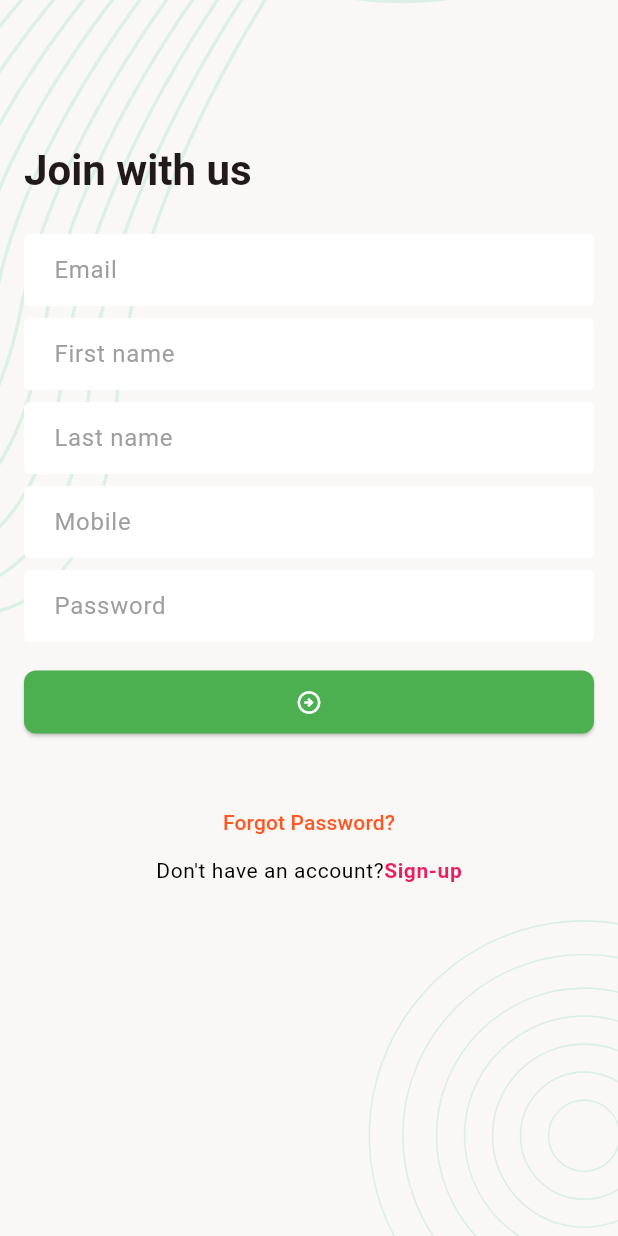
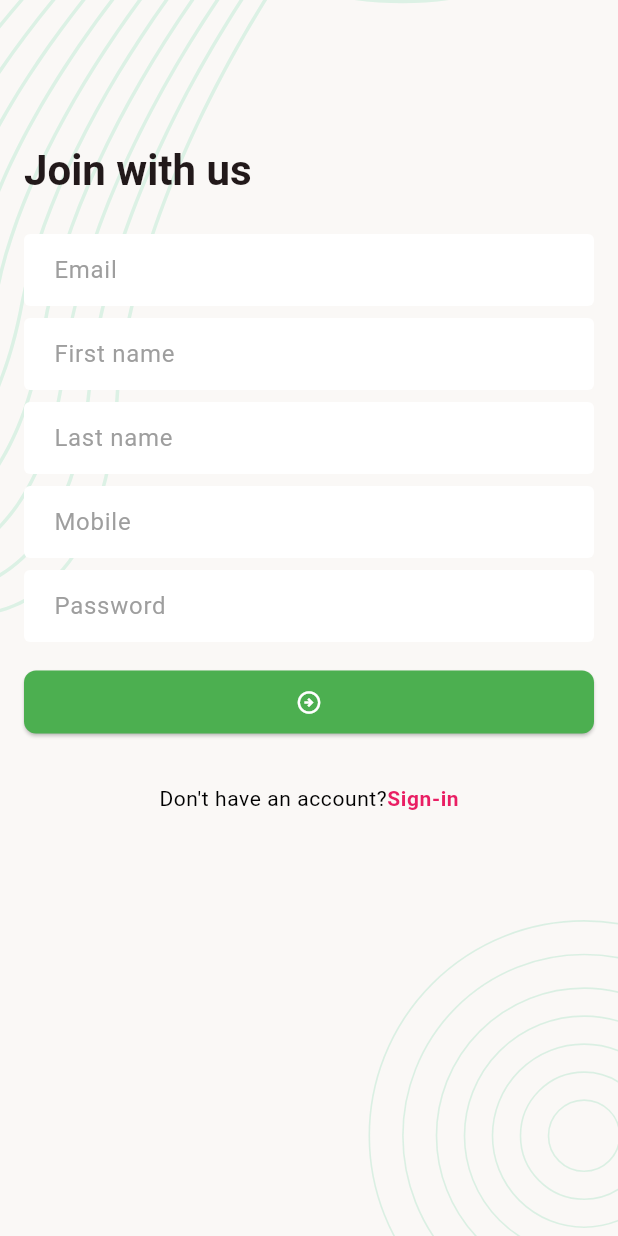
Before and after one commit to neelislam/taskmanager, a Flutter app: the SignUpScreen screen opened by its route, on a phone screen of 412 x 824 dp. Run offline on Flutter 3.47's test engine with Material 3 defaults, Android fonts, the phone set to English and light mode, and no system bars; our stand-ins replace email_validator, flutter_svg.

```diff
--- a/lib/ui/screen/sign_up_page.dart
+++ b/lib/ui/screen/sign_up_page.dart
@@ -99,16 +99,7 @@ class _SignInScreenState extends State<SignUpScreen> {
                   ),
                   const SizedBox(height: 32,),
                   Center(
-                    child: Column(
-                      children: [
-                        TextButton(onPressed: _onTapForgotPasswordButton,
-                            child: Text('Forgot Password?',
-                              style: TextStyle(
-                                color: Colors.deepOrange,
-                              ),
-                            )
-                        ),
-                        RichText(text: TextSpan(
+                    child: RichText(text: TextSpan(
                         text: "Don't have an account?",
                         style: TextStyle(
                           color: Colors.black,
@@ -116,7 +107,7 @@ class _SignInScreenState extends State<SignUpScreen> {
                         ),
                         children: [
                           TextSpan(
-                                text: 'Sign-up',
+                            text: 'Sign-in',
                             style: TextStyle(
                               color: Colors.pink,
                               fontWeight: FontWeight.w700,
@@ -126,8 +117,6 @@ class _SignInScreenState extends State<SignUpScreen> {
 
                         ]
                     ),
-                        ),
-                      ],
                     ),
                   )
                 ],
```
Lines whose indentation alone changed are shown as unchanged.
